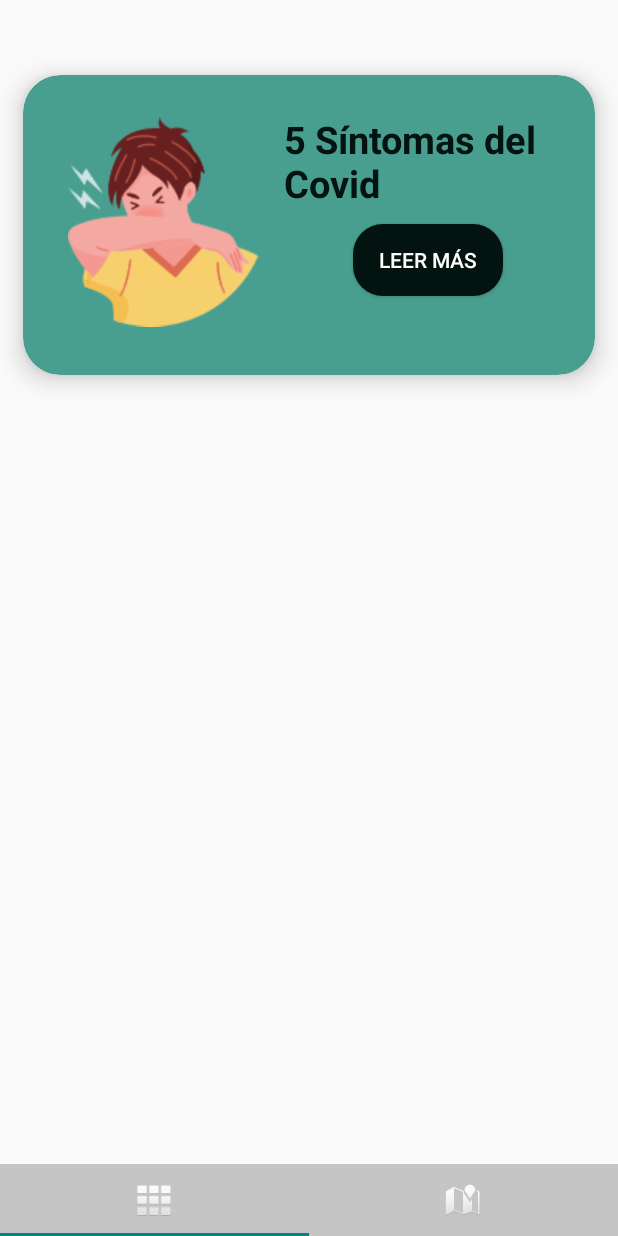
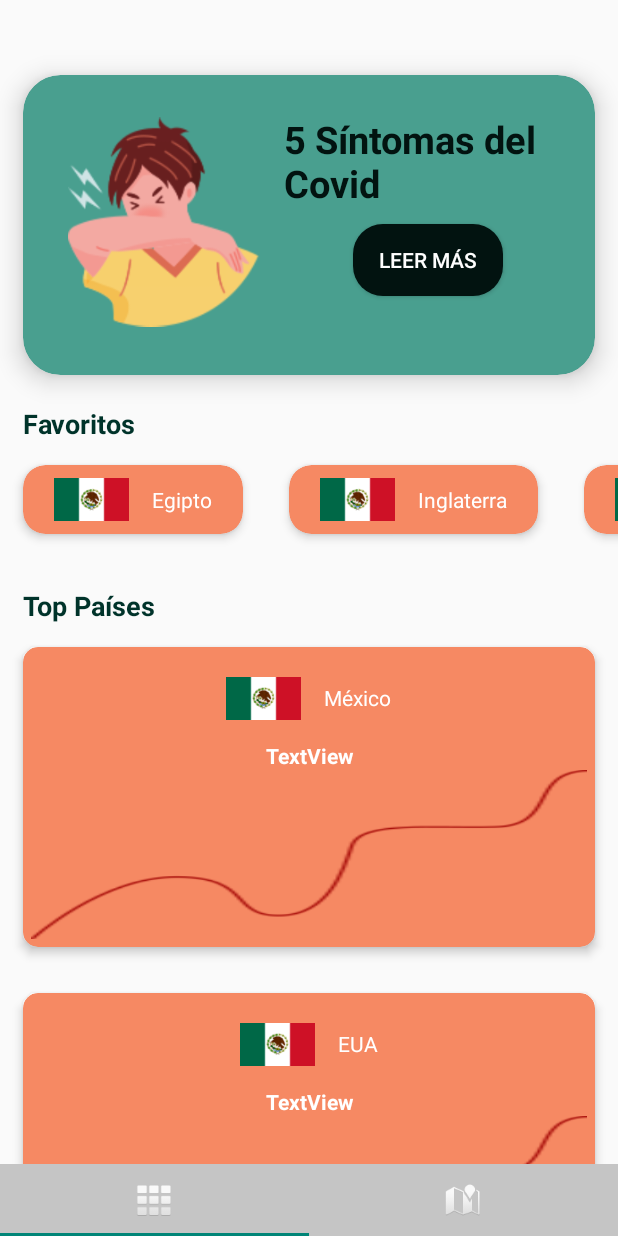
Before and after one commit to ReyesCampos/Android, an Android app: the FragmentHome screen opened directly, with no data from a screen before it, on a phone screen of 412 x 824 dp. Run offline under Robolectric (Android 15) with nearby library versions, the phone set to English and light mode, and no system bars.

Commit message:
RecyclerView - Clase 28/04/2021

```diff
--- /dev/null
+++ b/Covid/app/src/main/java/com/example/covid/adapters/AdapterFavorito.kt
@@ -0,0 +1,38 @@
+package com.example.covid.adapters
+
+import android.view.LayoutInflater
+import android.view.View
+import android.view.ViewGroup
+import android.widget.TextView
+import androidx.recyclerview.widget.RecyclerView
+import com.example.covid.R
+import com.example.covid.models.Favorito
+
+class  AdapterFavorito (val favoritos:ArrayList<Favorito>): RecyclerView.Adapter<AdapterFavorito.ViewHolder>(){
+    var position=-1
+    override fun onCreateViewHolder(parent: ViewGroup, viewType: Int): AdapterFavorito.ViewHolder {
+        var v = LayoutInflater.from(parent.context).inflate(R.layout.item_favorito, parent, false)
+        return AdapterFavorito.ViewHolder(v)
+    }
+
+    override fun onBindViewHolder(holder: AdapterFavorito.ViewHolder, position: Int) {
+        this.position = position
+        holder.bindItems(favoritos[position])
+    }
+
+    override fun getItemCount(): Int {
+        return favoritos.size
+    }
+
+    class ViewHolder(itemView: View):RecyclerView.ViewHolder(itemView){
+        init {
+
+        }
+        fun bindItems(favorito:Favorito){
+            val txtPais = itemView.findViewById<TextView>(R.id.item_favorito)
+            txtPais.text=favorito.name
+        }
+    }
+
+
+}
--- /dev/null
+++ b/Covid/app/src/main/java/com/example/covid/adapters/AdapterPais.kt
@@ -0,0 +1,37 @@
+package com.example.covid.adapters
+
+import android.view.LayoutInflater
+import android.view.View
+import android.view.ViewGroup
+import android.widget.TextView
+import androidx.recyclerview.widget.RecyclerView
+import com.example.covid.R
+import com.example.covid.models.Pais
+
+class  AdapterPais (val paises:ArrayList<Pais>):RecyclerView.Adapter<AdapterPais.ViewHolder>(){
+    var position=-1
+    override fun onCreateViewHolder(parent: ViewGroup, viewType: Int): AdapterPais.ViewHolder {
+        var v = LayoutInflater.from(parent.context).inflate(R.layout.item_pais, parent, false)
+        return ViewHolder(v)
+    }
+
+    override fun onBindViewHolder(holder: AdapterPais.ViewHolder, position: Int) {
+        this.position = position
+        holder.bindItems(paises[position])
+    }
+
+    override fun getItemCount(): Int {
+        return paises.size
+    }
+
+    class ViewHolder(itemView: View):RecyclerView.ViewHolder(itemView){
+        init {
+
+        }
+        fun bindItems(pais:Pais){
+            val txtPais = itemView.findViewById<TextView>(R.id.item_favorito)
+            txtPais.text=pais.name
+        }
+    }
+
+}
--- /dev/null
+++ b/Covid/app/src/main/java/com/example/covid/models/Favorito.kt
@@ -0,0 +1,3 @@
+package com.example.covid.models
+
+data class Favorito(val name:String)
--- /dev/null
+++ b/Covid/app/src/main/java/com/example/covid/models/Pais.kt
@@ -0,0 +1,3 @@
+package com.example.covid.models
+
+data class Pais(val name:String, val imagen:String, val cantidad:Double)
--- a/Covid/app/src/main/java/com/example/covid/ui/main/FragmentHome.kt
+++ b/Covid/app/src/main/java/com/example/covid/ui/main/FragmentHome.kt
@@ -5,7 +5,13 @@ import androidx.fragment.app.Fragment
 import android.view.LayoutInflater
 import android.view.View
 import android.view.ViewGroup
+import androidx.recyclerview.widget.LinearLayoutManager
+import androidx.recyclerview.widget.RecyclerView
 import com.example.covid.R
+import com.example.covid.adapters.AdapterFavorito
+import com.example.covid.adapters.AdapterPais
+import com.example.covid.models.Favorito
+import com.example.covid.models.Pais
 
 // TODO: Rename parameter arguments, choose names that match
 // the fragment initialization parameters, e.g. ARG_ITEM_NUMBER
@@ -35,7 +41,31 @@ class FragmentHome : Fragment() {
         savedInstanceState: Bundle?
     ): View? {
         // Inflate the layout for this fragment
-        return inflater.inflate(R.layout.fragment_home, container, false)
+        var view = inflater.inflate(R.layout.fragment_home, container, false)
+        var recyclerView= view.findViewById<RecyclerView>(R.id.recyclerViewPaises)
+        recyclerView.layoutManager=LinearLayoutManager(view.context, LinearLayoutManager.VERTICAL, false)
+        var paises=ArrayList<Pais>()
+        paises.add(Pais("México", "mexicon.png", 120.00))
+        paises.add(Pais("EUA", "mexicon.png", 120.00))
+        paises.add(Pais("Japón", "mexicon.png", 120.00))
+        paises.add(Pais("Corea", "mexicon.png", 120.00))
+        paises.add(Pais("Brasil", "mexicon.png", 120.00))
+        var adapter = AdapterPais(paises)
+        recyclerView.adapter = adapter
+
+        var recyclerViewFav = view.findViewById<RecyclerView>(R.id.recycleViewFavoritos)
+        recyclerViewFav.layoutManager=LinearLayoutManager(view.context, LinearLayoutManager.HORIZONTAL, false)
+        var favoritos=ArrayList<Favorito>()
+        favoritos.add(Favorito("Egipto"))
+        favoritos.add(Favorito("Inglaterra"))
+        favoritos.add(Favorito("Hungría"))
+        favoritos.add(Favorito("Noruega"))
+        favoritos.add(Favorito("Canadá"))
+        favoritos.add(Favorito("Argentina"))
+        var adapterFav = AdapterFavorito(favoritos)
+        recyclerViewFav.adapter = adapterFav
+
+        return view
     }
 
     companion object {
--- a/Covid/app/src/main/res/layout/fragment_home.xml
+++ b/Covid/app/src/main/res/layout/fragment_home.xml
@@ -17,10 +17,9 @@
             android:layout_marginLeft="15dp"
             android:layout_marginTop="50dp"
             android:layout_marginRight="15dp"
+            card_view:cardBackgroundColor="@color/green_bajo"
             card_view:cardCornerRadius="25dp"
-            card_view:cardElevation="10dp"
-            card_view:cardBackgroundColor="@color/green_bajo"
-            >
+            card_view:cardElevation="10dp">
 
             <LinearLayout
                 android:layout_width="match_parent"
@@ -65,5 +64,39 @@
                 </LinearLayout>
             </LinearLayout>
         </androidx.cardview.widget.CardView>
+
+        <TextView
+            android:id="@+id/textView5"
+            android:layout_width="match_parent"
+            android:layout_height="wrap_content"
+            android:layout_marginLeft="15dp"
+            android:layout_marginTop="20dp"
+            android:text="@string/fav"
+            android:textColor="@color/green"
+            android:textSize="18sp"
+            android:textStyle="bold" />
+
+        <androidx.recyclerview.widget.RecyclerView
+            android:id="@+id/recycleViewFavoritos"
+            android:layout_width="match_parent"
+            android:layout_height="wrap_content" />
+
+        <TextView
+            android:id="@+id/textView4"
+            android:layout_width="wrap_content"
+            android:layout_height="wrap_content"
+            android:layout_marginLeft="15dp"
+            android:layout_marginTop="20dp"
+            android:text="@string/top"
+            android:textColor="@color/green"
+            android:textSize="18sp"
+            android:textStyle="bold" />
+
+        <androidx.recyclerview.widget.RecyclerView
+            android:id="@+id/recyclerViewPaises"
+            android:layout_width="match_parent"
+            android:layout_height="match_parent" />
+
     </LinearLayout>
+
 </FrameLayout>
--- /dev/null
+++ b/Covid/app/src/main/res/layout/item_favorito.xml
@@ -0,0 +1,36 @@
+<?xml version="1.0" encoding="utf-8"?>
+<androidx.cardview.widget.CardView xmlns:android="http://schemas.android.com/apk/res/android"
+    xmlns:card_View="http://schemas.android.com/apk/res-auto"
+    android:layout_width="wrap_content"
+    android:layout_height="wrap_content"
+    android:layout_margin="15dp"
+    card_View:cardBackgroundColor="@color/alert"
+    card_View:cardCornerRadius="15dp"
+    card_View:cardElevation="4dp"
+    card_View:contentPadding="5dp">
+
+    <LinearLayout
+        android:layout_width="wrap_content"
+        android:layout_height="35dp"
+        android:layout_gravity="center"
+        android:orientation="horizontal"
+        android:paddingLeft="15dp"
+        android:paddingRight="15dp">
+
+        <ImageView
+            android:id="@+id/imageView3"
+            android:layout_width="50dp"
+            android:layout_height="wrap_content"
+            card_View:srcCompat="@drawable/bandera" />
+
+        <TextView
+            android:id="@+id/item_favorito"
+            android:layout_width="wrap_content"
+            android:layout_height="wrap_content"
+            android:layout_gravity="center"
+            android:layout_marginLeft="15dp"
+            android:layout_weight="1"
+            android:text="TextView"
+            android:textColor="@color/white" />
+    </LinearLayout>
+</androidx.cardview.widget.CardView>
--- /dev/null
+++ b/Covid/app/src/main/res/layout/item_pais.xml
@@ -0,0 +1,56 @@
+<?xml version="1.0" encoding="utf-8"?>
+<androidx.cardview.widget.CardView xmlns:android="http://schemas.android.com/apk/res/android"
+    xmlns:card_View="http://schemas.android.com/apk/res-auto"
+    android:layout_width="match_parent"
+    android:layout_height="200dp"
+    android:layout_margin="15dp"
+    card_View:cardElevation="4dp"
+    card_View:cardBackgroundColor="@color/alert"
+    card_View:cardCornerRadius="10dp"
+    card_View:contentPadding="5dp">
+
+    <LinearLayout
+        android:layout_width="match_parent"
+        android:layout_height="match_parent"
+        android:orientation="vertical">
+
+        <LinearLayout
+            android:layout_width="wrap_content"
+            android:layout_height="wrap_content"
+            android:layout_gravity="center"
+            android:orientation="horizontal">
+
+            <ImageView
+                android:id="@+id/imageView3"
+                android:layout_width="50dp"
+                android:layout_height="wrap_content"
+                card_View:srcCompat="@drawable/bandera" />
+
+            <TextView
+                android:id="@+id/item_favorito"
+                android:layout_width="wrap_content"
+                android:layout_height="wrap_content"
+                android:layout_gravity="center"
+                android:layout_marginLeft="15dp"
+                android:layout_weight="1"
+                android:text="TextView"
+                android:textColor="@color/white" />
+        </LinearLayout>
+
+        <TextView
+            android:id="@+id/textView6"
+            android:layout_width="match_parent"
+            android:layout_height="wrap_content"
+            android:text="TextView"
+            android:textAlignment="center"
+            android:textColor="@color/white"
+            android:textStyle="bold" />
+
+        <ImageView
+            android:id="@+id/imageView4"
+            android:layout_width="match_parent"
+            android:layout_height="wrap_content"
+            android:scaleType="fitXY"
+            card_View:srcCompat="@drawable/chart" />
+    </LinearLayout>
+</androidx.cardview.widget.CardView>
--- a/Covid/app/src/main/res/values/colors.xml
+++ b/Covid/app/src/main/res/values/colors.xml
@@ -4,6 +4,7 @@
     <color name="green_bajo">#499F8F</color>
     <color name="green_dark">#021310</color>
     <color name="gray">#C5C5C5</color>
+    <color name="alert">#F68963</color>
     <color name="purple_200">#FFBB86FC</color>
     <color name="purple_500">#FF6200EE</color>
     <color name="purple_700">#FF3700B3</color>
--- a/Covid/app/src/main/res/values/strings.xml
+++ b/Covid/app/src/main/res/values/strings.xml
@@ -6,7 +6,8 @@
     <string name="conciente">Aprende la conciencia</string>
     <string name="sintomas">5 Síntomas del Covid</string>
     <string name="leer">Leer Más</string>
-
+    <string name="top">Top Países</string>
+    <string name="fav">Favoritos</string>
     <string name="todo">TODO</string>
     <string name="title_activity_tabs">Tabs</string>
     <string name="tab_text_1">Tab 1</string>
```
Also changed, not shown: Covid/app/src/main/res/drawable/bandera.png (added), Covid/app/src/main/res/drawable/chart.png (added).
